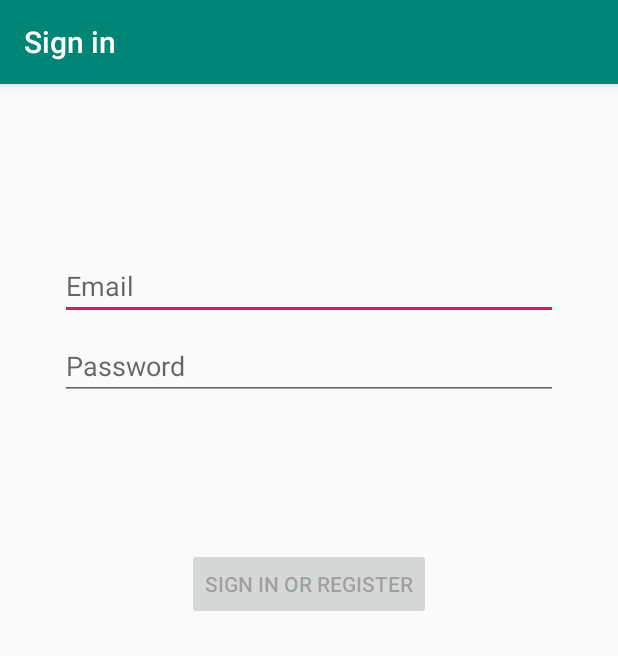
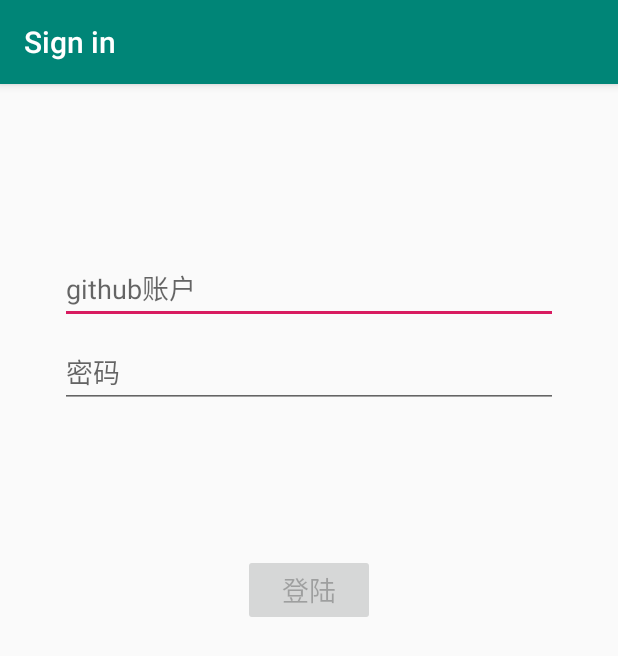
Before and after one commit to liuchaopan/ABigProgram, an Android app: the LoginActivity screen opened directly, with no data from a screen before it, on a phone screen of 412 x 824 dp. Shown: the top 656 px of the screen. Run offline under Robolectric (Android 15) with nearby library versions, the phone set to English and light mode, and no system bars.

Commit message:
Sign in with github account

```diff
--- a/app/src/main/res/layout/activity_login.xml
+++ b/app/src/main/res/layout/activity_login.xml
@@ -54,6 +54,7 @@
         android:layout_marginBottom="64dp"
         android:enabled="false"
         android:text="@string/action_sign_in"
+        android:textSize="18dp"
         app:layout_constraintBottom_toBottomOf="parent"
         app:layout_constraintEnd_toEndOf="parent"
         app:layout_constraintStart_toStartOf="parent"
--- a/app/src/main/res/values/strings.xml
+++ b/app/src/main/res/values/strings.xml
@@ -91,9 +91,9 @@
     </string>
     <string name="action_settings">Settings</string>
     <string name="title_activity_login">Sign in</string>
-    <string name="prompt_email">Email</string>
-    <string name="prompt_password">Password</string>
-    <string name="action_sign_in">Sign in or register</string>
+    <string name="prompt_email">github账户</string>
+    <string name="prompt_password">密码</string>
+    <string name="action_sign_in">登陆</string>
     <string name="action_sign_in_short">Sign in</string>
     <string name="welcome">"Welcome !"</string>
     <string name="invalid_username">Not a valid username</string>
```
